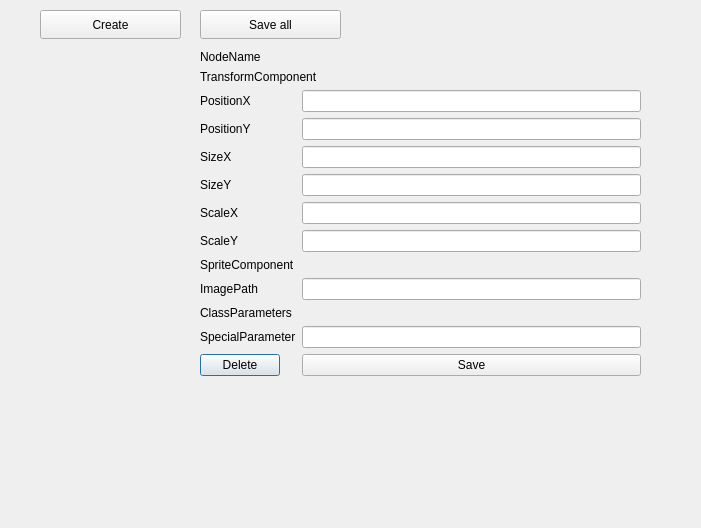
First picture: the form in PlatformerConstructor/hierarchywindow.ui, repository SongToSoft/PlatformerConstructor, before the edit.
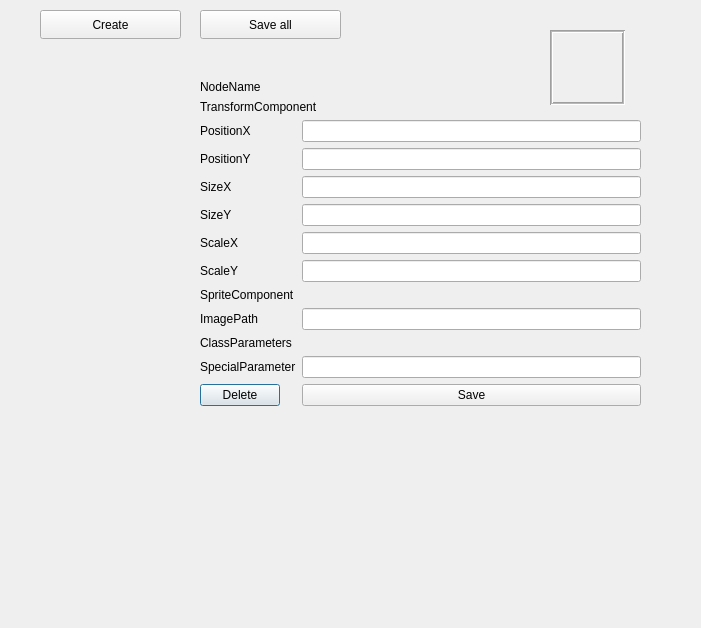
Second picture: the form after the edit.

Commit message:
Add image to Hierachy window
Add image to Hierachy window

```diff
--- a/PlatformerConstructor/hierarchywindow.ui
+++ b/PlatformerConstructor/hierarchywindow.ui
@@ -7,7 +7,7 @@
     <x>0</x>
     <y>0</y>
     <width>701</width>
-    <height>528</height>
+    <height>628</height>
    </rect>
   </property>
   <property name="windowTitle">
@@ -19,7 +19,7 @@
      <x>40</x>
      <y>50</y>
      <width>141</width>
-     <height>451</height>
+     <height>531</height>
     </rect>
    </property>
    <layout class="QVBoxLayout" name="HierarchyLayout">
@@ -32,9 +32,9 @@
    <property name="geometry">
     <rect>
      <x>200</x>
-     <y>50</y>
+     <y>80</y>
      <width>441</width>
-     <height>451</height>
+     <height>501</height>
     </rect>
    </property>
    <layout class="QFormLayout" name="InspectorLayout">
@@ -146,14 +146,14 @@
     <item row="11" column="1">
      <widget class="QLineEdit" name="specialParameterLineEdit"/>
     </item>
-    <item row="15" column="0">
+    <item row="16" column="0">
      <widget class="QPushButton" name="deleteButton">
       <property name="text">
        <string>Delete</string>
       </property>
      </widget>
     </item>
-    <item row="15" column="1">
+    <item row="16" column="1">
      <widget class="QPushButton" name="saveButton">
       <property name="text">
        <string>Save</string>
@@ -188,6 +188,43 @@
     <string>Save all</string>
    </property>
   </widget>
+  <widget class="QLabel" name="spriteComponentImage">
+   <property name="enabled">
+    <bool>true</bool>
+   </property>
+   <property name="geometry">
+    <rect>
+     <x>550</x>
+     <y>30</y>
+     <width>75</width>
+     <height>75</height>
+    </rect>
+   </property>
+   <property name="baseSize">
+    <size>
+     <width>75</width>
+     <height>75</height>
+    </size>
+   </property>
+   <property name="cursor">
+    <cursorShape>ArrowCursor</cursorShape>
+   </property>
+   <property name="mouseTracking">
+    <bool>false</bool>
+   </property>
+   <property name="frameShape">
+    <enum>QFrame::Box</enum>
+   </property>
+   <property name="frameShadow">
+    <enum>QFrame::Sunken</enum>
+   </property>
+   <property name="midLineWidth">
+    <number>1</number>
+   </property>
+   <property name="text">
+    <string/>
+   </property>
+  </widget>
  </widget>
  <resources/>
  <connections/>
```
The commit also changes 27 other files.
